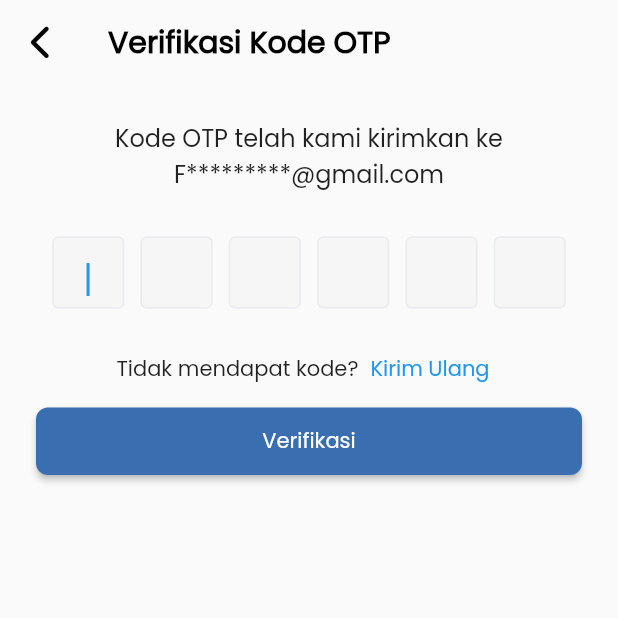
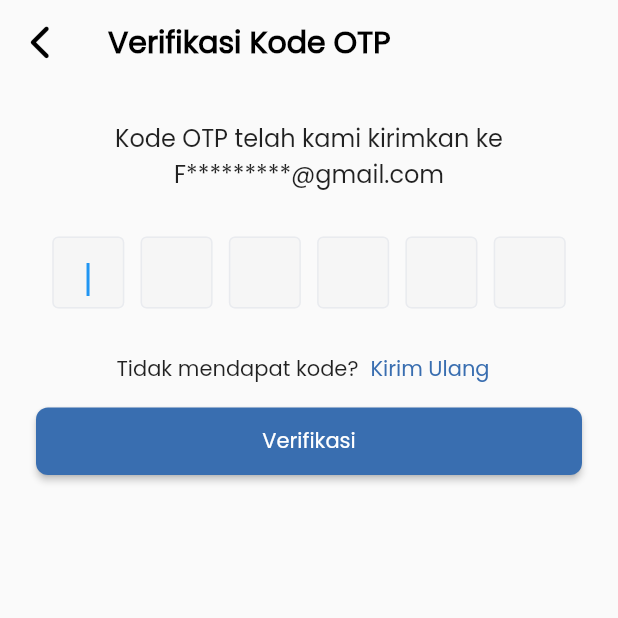
Before and after one commit to Capstone-7/Mobile-App, a Flutter app: the OtpScreen screen opened by its route, on a phone screen of 412 x 824 dp, the top half of it. Run offline on Flutter 3.47's test engine with Material 2 defaults, Android fonts, the phone set to English and light mode, and no system bars; our stand-ins replace font_awesome_flutter, lottie.

Commit message:
menambahkan warna di text button kirim ulang

```diff
--- a/payoll/lib/views/otp_screen/views/otp_screen.dart
+++ b/payoll/lib/views/otp_screen/views/otp_screen.dart
@@ -51,7 +51,7 @@ class _OtpScreenState extends State<OtpScreen> {
               mainAxisAlignment: MainAxisAlignment.center,
               children: [
                 Text('Tidak mendapat kode?'),
-                TextButton(onPressed: (){}, child: Text('Kirim Ulang'))
+                TextButton(onPressed: (){}, child: Text('Kirim Ulang', style: TextStyle(color: Color(Constant.mainColor)),)),
               ],
             ),
                       OtpVerificationButton(
```
